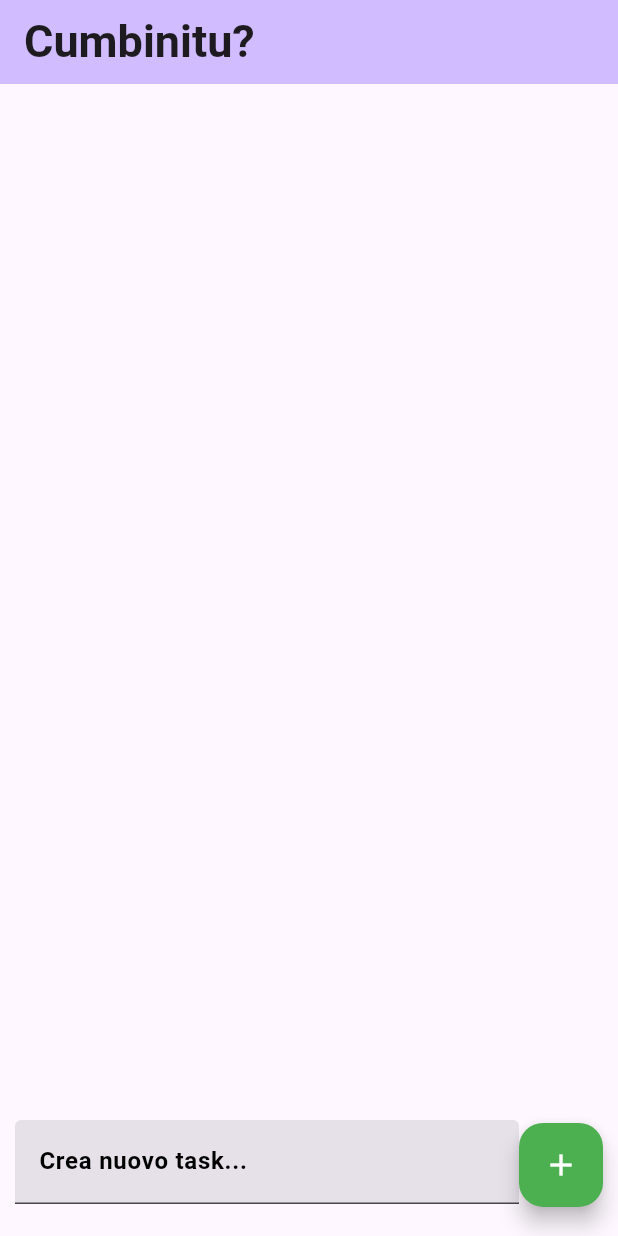
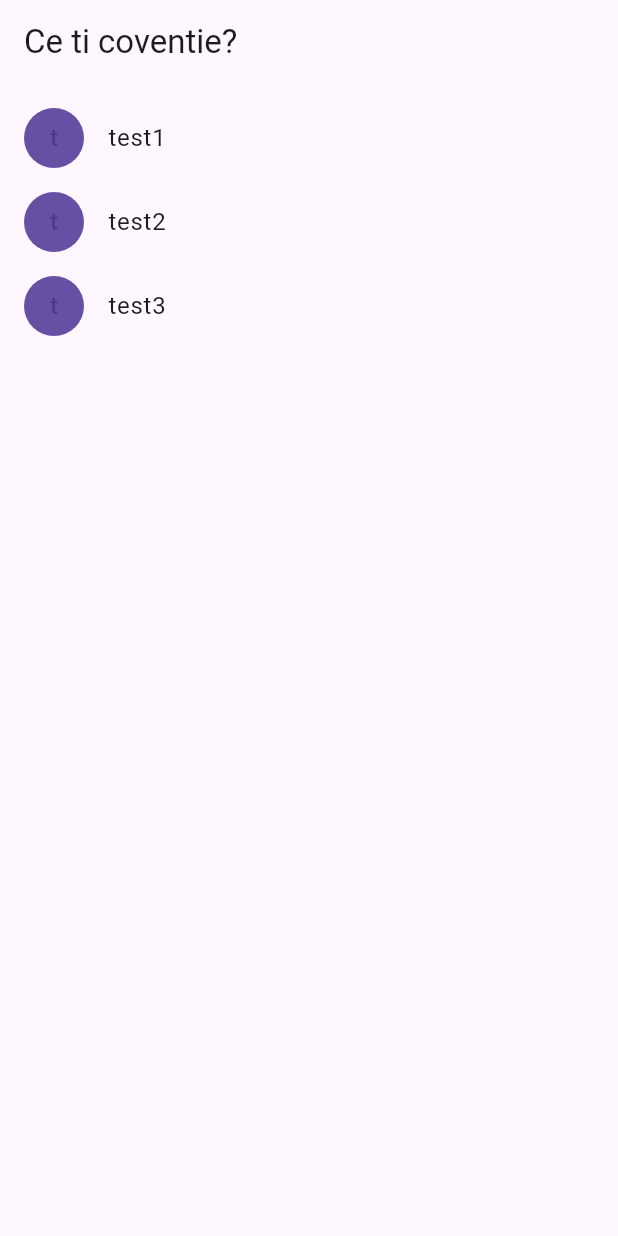
Before and after one commit to nfranceschinis/flutter_sandbox, a Flutter app: the screen it shows after launch, on a phone screen of 412 x 824 dp. Run offline on Flutter 3.47's test engine with Material 3 defaults, Android fonts, the phone set to English and light mode, and no system bars.

Commit message:
New version

```diff
--- a/todo_app/lib/main.dart
+++ b/todo_app/lib/main.dart
@@ -1,186 +1,102 @@
 import 'package:flutter/material.dart';
 
-void main() {
-  runApp(const MyApp());
+class Entry {
+  const Entry({required this.name});
+
+  final String name;
 }
 
-class MyApp extends StatelessWidget {
-  const MyApp({super.key});
+typedef ListChangedCallback = void Function(Entry entry, bool isDone);
 
-  // This widget is the root of your application.
+class ToDoListItem extends StatelessWidget {
+  ToDoListItem({
+    required this.entry,
+    required this.isDone,
+    required this.onToDoListChanged,
+  }) : super(key: ObjectKey(entry));
+
+  final Entry entry;
+  final bool isDone;
+  final ListChangedCallback onToDoListChanged;
+
+  Color _getColor(BuildContext context) {
+    return isDone ? Colors.black54 : Theme.of(context).primaryColor;
+  }
+
+  TextStyle? _getTextStyle(BuildContext context) {
+    if (!isDone) return null;
+
+    return const TextStyle(
+      color: Colors.black54,
+      decoration: TextDecoration.lineThrough,
+    );
+  }
+
   @override
   Widget build(BuildContext context) {
-    return MaterialApp(
-      title: 'Cumbinitu',
-      theme: ThemeData(primarySwatch: Colors.deepOrange),
-      home: const MyHomePage(title: 'Cumbinitu?'),
-      debugShowCheckedModeBanner: false,
+    return ListTile(
+      onTap:() {
+        onToDoListChanged(entry, isDone);
+      },
+      leading: CircleAvatar(
+        backgroundColor: _getColor(context),
+        child: Text(entry.name[0]),
+      ),
+      title: Text(entry.name, style: _getTextStyle(context)),
     );
   }
 }
 
-class MyHomePage extends StatefulWidget {
-  const MyHomePage({super.key, required this.title});
+class ToDoList extends StatefulWidget {
+  const ToDoList({required this.entries, super.key});
 
-  final String title;
+  final List<Entry> entries;
 
   @override
-  State<MyHomePage> createState() => _MyHomePageState();
+  State<ToDoList> createState() => _ToDoListState();
 }
 
-class _MyHomePageState extends State<MyHomePage> {
-  List<String> todoList = [];
+class _ToDoListState extends State<ToDoList> {
+  final _todoList = <Entry> {};
 
-  final TextEditingController _controller = TextEditingController();
-
-  int updateIndex = -1;
-
-  void addList(String task) {
+  void _handleToDoListChanged(Entry entry, bool isDone) {
     setState(() {
-      todoList.add(task);
-      _controller.clear();
-    });
-  }
-
-  void updateListItem(String task, int index) {
-    setState(() {
-      todoList[index] = task;
-
-      updateIndex = -1;
-      _controller.clear();
-    });
-  }
-
-  void deleteItem(index) {
-    setState(() {
-      todoList.removeAt(index);
+      if (!isDone) {
+        _todoList.add(entry);
+      } else {
+        _todoList.remove(entry);
+      }
     });
   }
 
   @override
   Widget build(BuildContext context) {
     return Scaffold(
-      appBar: AppBar(
-        backgroundColor: Theme.of(context).colorScheme.inversePrimary,
-        title: Text(
-          widget.title,
-          style: TextStyle(
-          fontWeight: FontWeight.bold,
-          fontSize: 30,
-        ),
-          ),
-          centerTitle: false,
-      ),
-      body: Container(
-        margin: EdgeInsets.all(10),
-        child: Column(
-          children: [
-            Expanded(
-              flex: 90,
-              child: ListView.builder(
-                itemCount: todoList.length,
-                itemBuilder: (context, index) {
-                  return Card(
-                    shape: RoundedRectangleBorder(
-                      borderRadius: BorderRadius.circular(8),
-                    ),
-
-                    color: Colors.green,
-                    child: Container(
-                      margin: EdgeInsets.only(left: 20),
-                      alignment: Alignment.center,
-                      padding: EdgeInsets.all(10),
-                      child: Row(
-                        children: [
-                          Expanded(
-                            flex:80,
-                            child: Text(
-                              //Display task text
-                              todoList[index],
-                              style: TextStyle(
-                                color: Colors.white,
-                                fontWeight: FontWeight.bold,
-                                fontSize: 20),
-                              ),
-                          ),
-                          //Edit button
-                          IconButton(
-                            onPressed: () {
-                              setState(() {
-                                _controller.clear();
-                                _controller.text = todoList[index];
-                                updateIndex = index;
-                              });
-                            },
-                            icon: Icon(
-                              Icons.edit,
-                              size: 30,
-                              color: Colors.white,
-                            ),
-                          ),
-                          SizedBox(width: 10),
-                          //Delete button
-                          IconButton(
-                            onPressed: () {
-                              deleteItem(index);
-                            },
-                            icon: Icon(
-                              Icons.delete,
-                              size: 30,
-                              color: Colors.white,
-                            ),
-                          ),
-                        ],
-                      )
-                    )
-                  );
-                },
-              ),
-            ),
-            Expanded(
-              flex: 10,
-              child: Row(
-                children: [
-                  Expanded(
-                    flex: 70,
-                    child: SizedBox(
-                      height: 60,
-                      child: TextFormField(
-                        controller: _controller,
-                        decoration: InputDecoration(
-                          focusedBorder: OutlineInputBorder(
-                            borderRadius: BorderRadius.circular(8),
-                            borderSide: const BorderSide(
-                              color: Colors.green,
-                              )),
-                            filled: true,
-
-                            labelText: 'Crea nuovo task...',
-                            labelStyle: TextStyle(
-                              color: Colors.black,
-                              fontWeight: FontWeight.bold,
-                            ),
-                          ),
-                      ),
-                    ),
-                  ),
-                FloatingActionButton(
-              backgroundColor: Colors.green,
-              foregroundColor: Colors.white,
-
-              onPressed: () {
-                assert(_controller.text != '', );
-                updateIndex != -1 ? updateListItem(_controller.text, updateIndex) : addList(_controller.text);
-              },
-              child: Icon(updateIndex != -1 ? Icons.edit : Icons.add),
-            ),
-                ],
-              ),
-            ),
-            SizedBox(width: 5),
-          ],
-        ),
+      appBar: AppBar(title: const Text('Ce ti coventie?')),
+      body: ListView(
+        padding: const EdgeInsets.symmetric(vertical: 8),
+        children: widget.entries.map((entry) {
+          return ToDoListItem(
+            entry: entry,
+            isDone: _todoList.contains(entry),
+            onToDoListChanged: _handleToDoListChanged,
+          );
+        }).toList(),
       ),
     );
   }
 }
+void main() {
+  runApp(
+    const MaterialApp(
+      title: 'Ce ti coventie?',
+      home: Center(child:ToDoList(
+        entries: [
+          Entry(name: 'test1'),
+          Entry(name: 'test2'),
+          Entry(name: 'test3'),
+        ],
+      ),),
+    ),
+  );
+}
```
